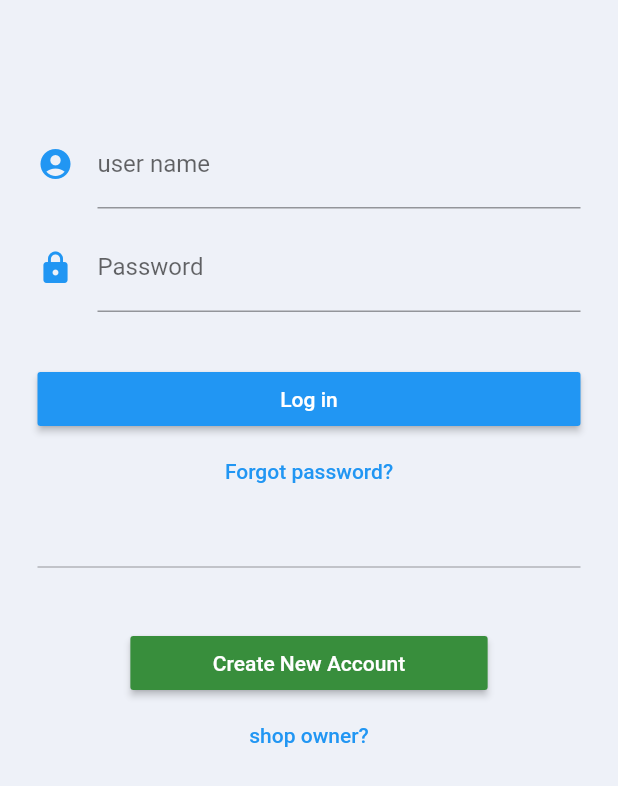
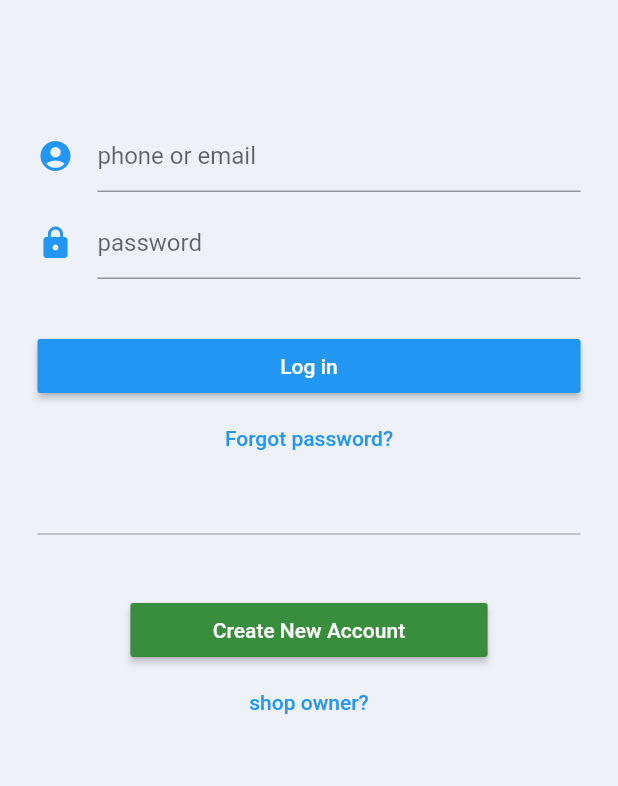
Before and after one commit to hassanMetwally/stylist, a Flutter app: the screen it shows after launch, on a phone screen of 412 x 824 dp, the part 450-1236 px from its top. Run offline on Flutter 3.47's test engine with Material 2 defaults, Android fonts, the phone set to English and light mode, and no system bars.

Commit message:
some adjustments

```diff
--- a/lib/view/costumer_view/screens/customer_sign_in.dart
+++ b/lib/view/costumer_view/screens/customer_sign_in.dart
@@ -57,7 +57,6 @@ class LoginState extends State<SignIn> {
                         Icons.account_circle,
                         color: Colors.blue,
                       ),
-                      labelText: 'user name',
                       hintText: 'phone or email',
                       //     suffixIcon: IconButton(
                       //  icon: Icon(Icons.clear), onPressed: _clearUser)
@@ -81,7 +80,6 @@ class LoginState extends State<SignIn> {
                         Icons.lock,
                         color: Colors.blue,
                       ),
-                      labelText: 'Password',
                       hintText: 'password',
 //                  suffixIcon: IconButton(
 //                      icon: Icon(Icons.clear), onPressed: _clearPass)
```
